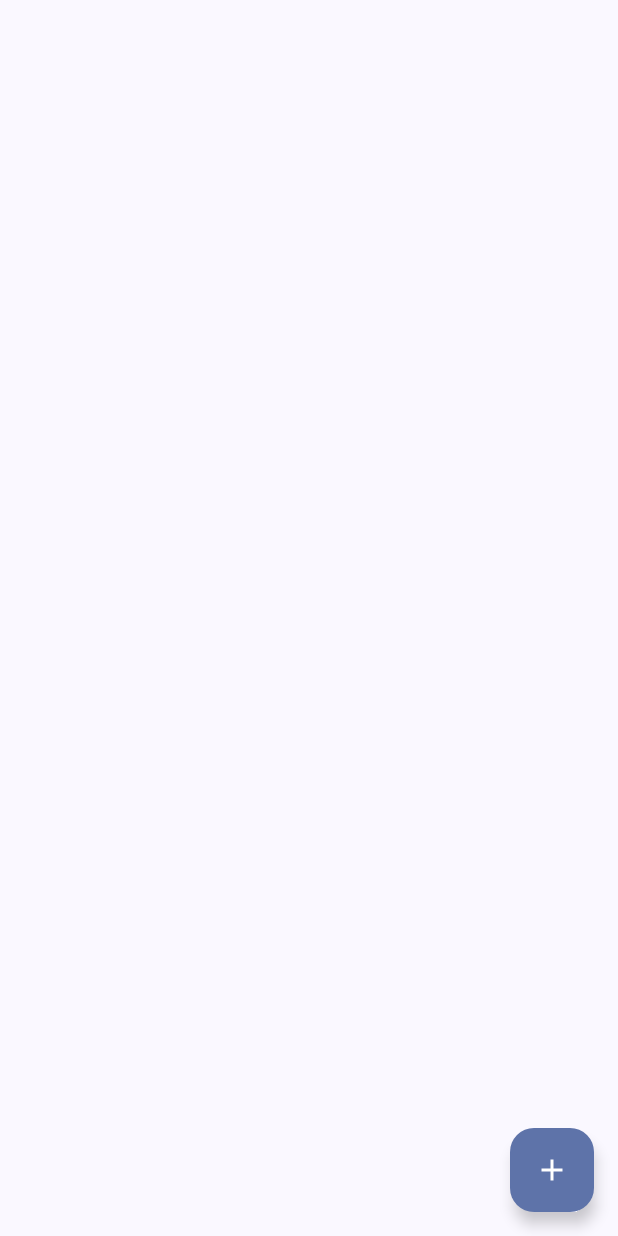
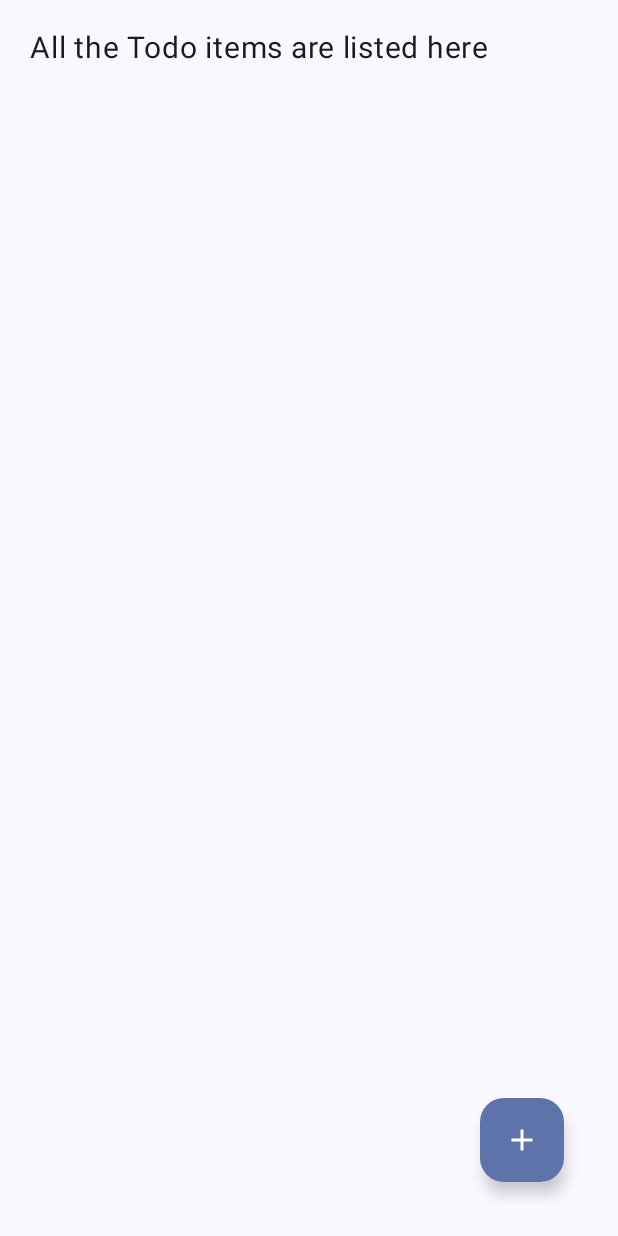
Before and after one commit to sri39kanth/TODOApplication, an Android app built with Jetpack Compose: the composable ToDoItemsListComposable shown on its own in the app's theme, after a tap on "ADD", on a phone screen of 412 x 824 dp. Run offline under Robolectric (Android 15) with nearby library versions, the phone set to English and light mode, and no system bars.

Commit message:
Added UI Part

```diff
--- a/app/build.gradle.kts
+++ b/app/build.gradle.kts
@@ -70,6 +70,9 @@ dependencies {
     debugImplementation(libs.androidx.ui.tooling)
     debugImplementation(libs.androidx.ui.test.manifest)
 
+    //Material Themes
+    implementation(libs.androidx.material3.common.android)
+
     //ViewModel
     implementation(libs.androidx.lifecycle.viewmodel.ktx)
     implementation (libs.androidx.lifecycle.runtime.ktx)
--- a/app/src/main/AndroidManifest.xml
+++ b/app/src/main/AndroidManifest.xml
@@ -1,6 +1,7 @@
 <?xml version="1.0" encoding="utf-8"?>
 <manifest xmlns:android="http://schemas.android.com/apk/res/android"
     xmlns:tools="http://schemas.android.com/tools">
+    <uses-permission android:name="android.permission.INTERNET"/>
 
     <application
         android:allowBackup="true"
--- a/app/src/main/java/com/example/todoapplication/MainViewModelImpl.kt
+++ b/app/src/main/java/com/example/todoapplication/MainViewModelImpl.kt
@@ -79,6 +79,10 @@ constructor(
                 viewModelScope.launch(dispatcherProvider.main()) {
                     dao.insertItem(ToDoContentData(header = header, content = content))
                 }
+                _todoSate.update {
+                    it.copy(isAdding = false,  header = "", content = "")
+                }
+
             }
             ToDoClickEvent.ShowAddToDoItem -> {
                 _todoSate.update {
--- a/app/src/main/java/com/example/todoapplication/screens/compose/ToDoItemsListComposable.kt
+++ b/app/src/main/java/com/example/todoapplication/screens/compose/ToDoItemsListComposable.kt
@@ -1,16 +1,34 @@
 package com.example.todoapplication.screens.compose
 
 import android.media.Image
+import androidx.compose.foundation.background
+import androidx.compose.foundation.layout.Column
 import androidx.compose.foundation.layout.fillMaxSize
+import androidx.compose.foundation.layout.fillMaxWidth
+import androidx.compose.foundation.layout.padding
+import androidx.compose.foundation.lazy.LazyColumn
+import androidx.compose.foundation.lazy.items
 import androidx.compose.material.icons.Icons
 import androidx.compose.material.icons.filled.Add
 import androidx.compose.material3.FloatingActionButton
 import androidx.compose.material3.Icon
+import androidx.compose.material3.MaterialTheme
 import androidx.compose.material3.Scaffold
+import androidx.compose.material3.Surface
+import androidx.compose.material3.Text
 import androidx.compose.runtime.Composable
 import androidx.compose.ui.Modifier
+import androidx.compose.ui.focus.focusModifier
+import androidx.compose.ui.graphics.BlendModeColorFilter
+import androidx.compose.ui.graphics.Color
+import androidx.compose.ui.res.stringResource
+import androidx.compose.ui.tooling.preview.Preview
+import androidx.compose.ui.unit.dp
+import androidx.compose.ui.unit.sp
+import com.example.todoapplication.R
 import com.example.todoapplication.screens.todolist.ToDoClickEvent
 import com.example.todoapplication.screens.todolist.ToDoState
+import com.example.todoapplication.ui.theme.TODOApplicationTheme
 
 
 @Composable
@@ -18,6 +36,7 @@ fun ToDoItemsListComposable(
      toDoState: ToDoState,
      onEvent: (ToDoClickEvent) -> Unit
 ) {
+    Surface (modifier = Modifier.padding(20.dp)){
         Scaffold(
             floatingActionButton = {
                 FloatingActionButton(onClick = { onEvent(ToDoClickEvent.ShowAddToDoItem) }) {
@@ -26,7 +45,37 @@ fun ToDoItemsListComposable(
             },
             modifier = Modifier.fillMaxSize()
         ) { padding ->
+            if (toDoState.isAdding) {
+                ToDoAddItemComposable(toDoState = toDoState, onEvent = onEvent)
+            }
 
+            LazyColumn {
+                item {
+                    Text(text = stringResource(R.string.all_the_todo_items_are_listed_here),
+                        fontSize = 20.sp)
+                }
+                items(toDoState.items) { it ->
+                    Column(modifier = Modifier
+                        .padding(5.dp)
+                        .fillMaxWidth()
+                        .background(Color.Gray)
+                        ) {
+                        Text(text = it.header)
+                        Text(text = it.content)
+                    }
+                }
+            }
 
         }
     }
+}
+
+@Preview(showBackground = true)
+@Composable
+fun ToDoListPreview(){
+    TODOApplicationTheme {
+        ToDoItemsListComposable(toDoState = ToDoState()) {
+
+        }
+    }
+}
--- a/app/src/main/java/com/example/todoapplication/ui/theme/Color.kt
+++ b/app/src/main/java/com/example/todoapplication/ui/theme/Color.kt
@@ -9,3 +9,4 @@ val Pink80 = Color(0xFFEFB8C8)
 val Purple40 = Color(0xFF6650a4)
 val PurpleGrey40 = Color(0xFF625b71)
 val Pink40 = Color(0xFF7D5260)
+val transparent = Color(color = 0xFFF5F5F5)
--- a/app/src/main/res/values/strings.xml
+++ b/app/src/main/res/values/strings.xml
@@ -1,3 +1,4 @@
 <resources>
     <string name="app_name">TODOApplication</string>
+    <string name="all_the_todo_items_are_listed_here">All the Todo items are listed here</string>
 </resources>
--- a/gradle/libs.versions.toml
+++ b/gradle/libs.versions.toml
@@ -11,12 +11,14 @@ espressoCore = "3.6.1"
 lifecycleRuntimeKtx = "2.8.4"
 activityCompose = "1.9.1"
 composeBom = "2024.08.00"
+material3CommonAndroid = "1.0.0-alpha01"
 roomKtx = "2.6.1"
 kotlinxCoroutinesTest = "1.8.0"
 
 [libraries]
 androidx-core-ktx = { group = "androidx.core", name = "core-ktx", version.ref = "coreKtx" }
 androidx-hilt-navigation-compose = { module = "androidx.hilt:hilt-navigation-compose", version.ref = "hiltNavigationCompose" }
+androidx-material3-common-android = { module = "androidx.compose.material3:material3-common-android", version.ref = "material3CommonAndroid" }
 hilt-android = { module = "com.google.dagger:hilt-android", version.ref = "hiltAndroid" }
 hilt-android-compiler = { module = "com.google.dagger:hilt-android-compiler", version.ref = "hiltAndroid" }
 hilt-android-gradle-plugin = { module = "com.google.dagger:hilt-android-gradle-plugin", version.ref = "hiltAndroidGradlePlugin" }
```
Also changed, not shown: app/src/main/java/com/example/todoapplication/MainActivity.kt (+14 -5 lines), app/src/main/java/com/example/todoapplication/screens/compose/ToDoAddItemComposable.kt (added, +89 -0 lines), app/src/main/java/com/example/todoapplication/ui/theme/Theme.kt (+4 -3 lines). Lines whose indentation alone changed are shown as unchanged.
